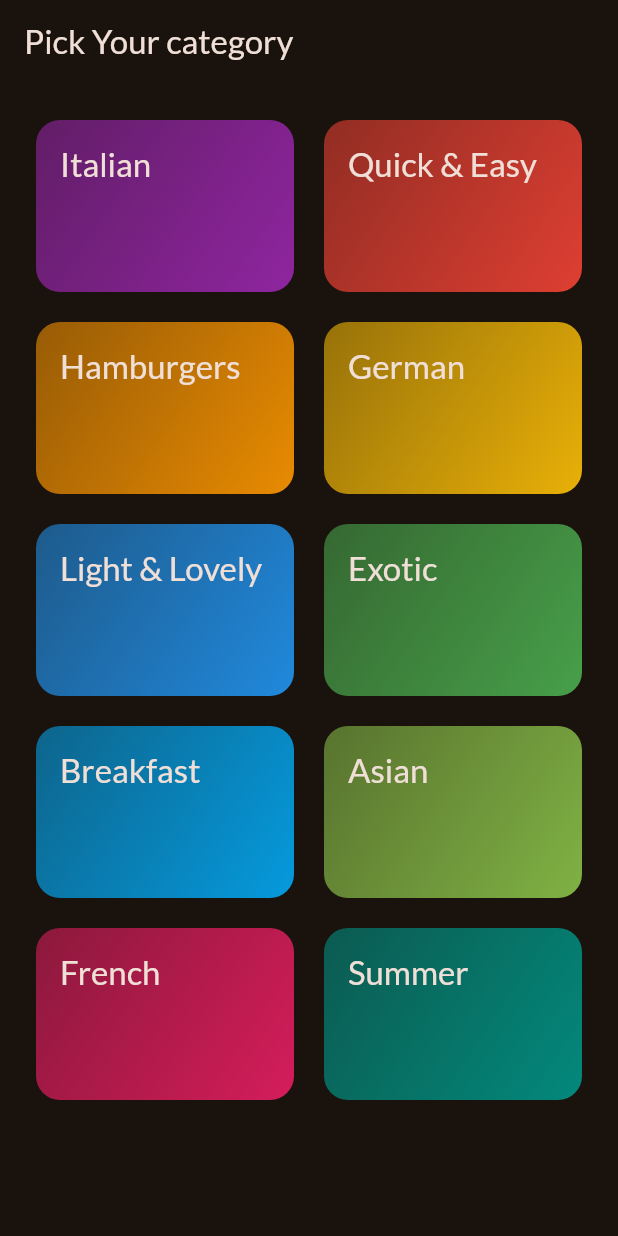
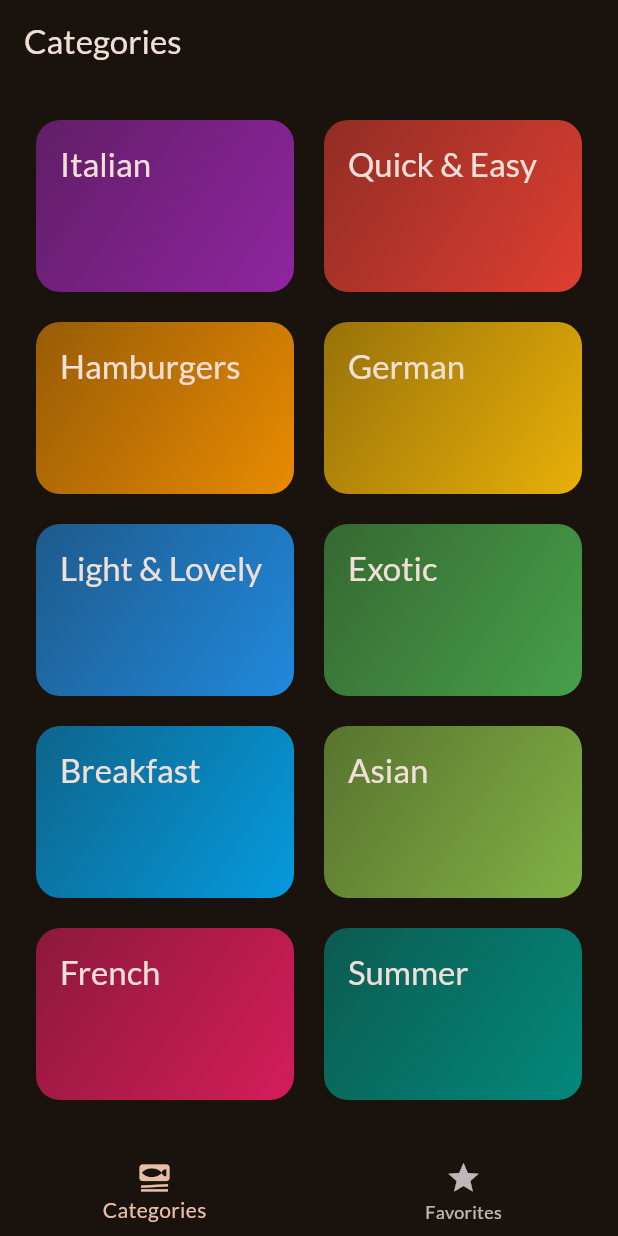
Before and after one commit to Ma7moud-BA/meals_app, a Flutter app: the screen it shows after launch, on a phone screen of 412 x 824 dp. Run offline on Flutter 3.47's test engine with Material 3 defaults, Android fonts, the phone set to English and light mode, and no system bars; our stand-ins replace google_fonts, transparent_image.

Commit message:
Bottom Navigation Bar setup

```diff
--- a/lib/main.dart
+++ b/lib/main.dart
@@ -2,6 +2,7 @@ import 'package:flutter/material.dart';
 
 import 'package:google_fonts/google_fonts.dart';
 import 'package:meals_app/screens/categories.dart';
+import 'package:meals_app/screens/tabs.dart';
 
 final theme = ThemeData(
   useMaterial3: true,
@@ -23,7 +24,7 @@ class App extends StatelessWidget {
   Widget build(BuildContext context) {
     return MaterialApp(
       theme: theme,
-      home: CategoriesScreen(),
+      home: TabsScreen(),
     );
   }
 }
--- a/lib/screens/categories.dart
+++ b/lib/screens/categories.dart
@@ -25,13 +25,7 @@ class CategoriesScreen extends StatelessWidget {
 
   @override
   Widget build(BuildContext context) {
-    return Scaffold(
-      appBar: AppBar(
-        title: const Text(
-          'Pick Your category',
-        ),
-      ),
-      body: GridView(
+    return GridView(
       padding: const EdgeInsets.all(24),
       gridDelegate: const SliverGridDelegateWithFixedCrossAxisCount(
           crossAxisCount: 2,
@@ -46,7 +40,6 @@ class CategoriesScreen extends StatelessWidget {
                 _selectCategory(context, category);
               }),
       ],
-      ),
     );
   }
 }
--- a/lib/screens/meals.dart
+++ b/lib/screens/meals.dart
@@ -4,9 +4,9 @@ import 'package:meals_app/screens/meal_details.dart';
 import 'package:meals_app/widgets/meal_item.dart';
 
 class MealsScreen extends StatelessWidget {
-  const MealsScreen({super.key, required this.title, required this.meals});
+  const MealsScreen({super.key, this.title, required this.meals});
 
-  final String title;
+  final String? title;
   final List<Meal> meals;
 
   void selectMeal(BuildContext context, Meal meal) {
@@ -47,9 +47,17 @@ class MealsScreen extends StatelessWidget {
         ),
       );
     }
+
+// this step is to conditionally render the Scaffold widget - since the meals screen now lives inside the tabs screen there will be two Scaffolds inside each other therefore two appBars so this is will lead to a bad UI.
+// one solution is to remove the appBar and Scaffold widget but we can;t since the meals screen is accessed in another location in the app not just from the tabs screen.
+//  so know when we set the activePage in the meals screen we don't pass the title, this will prevent rendering the appBar twice.
+    if (title == null) {
+      return content;
+    }
+
     return Scaffold(
       appBar: AppBar(
-        title: Text(title),
+        title: Text(title!),
       ),
       body: content,
     );
--- /dev/null
+++ b/lib/screens/tabs.dart
@@ -0,0 +1,48 @@
+import 'package:flutter/material.dart';
+import 'package:meals_app/screens/categories.dart';
+import 'package:meals_app/screens/meals.dart';
+
+class TabsScreen extends StatefulWidget {
+  const TabsScreen({super.key});
+
+  @override
+  State<TabsScreen> createState() {
+    return _TabsScreenState();
+  }
+}
+
+class _TabsScreenState extends State<TabsScreen> {
+  int _selectedPageIndex = 0;
+
+  void _selectPage(int index) {
+    setState(() {
+      _selectedPageIndex = index;
+    });
+  }
+
+  @override
+  Widget build(BuildContext context) {
+    Widget activePage = const CategoriesScreen();
+    var activePageTitle = 'Categories';
+    if (_selectedPageIndex == 1) {
+      activePage = MealsScreen(meals: []);
+      activePageTitle = "Your Favorites";
+    }
+
+    return Scaffold(
+      appBar: AppBar(
+        title: Text(activePageTitle),
+      ),
+      body: activePage,
+      bottomNavigationBar: BottomNavigationBar(
+        onTap: _selectPage,
+        currentIndex: _selectedPageIndex,
+        items: [
+          BottomNavigationBarItem(
+              icon: Icon(Icons.set_meal), label: 'Categories'),
+          BottomNavigationBarItem(icon: Icon(Icons.star), label: "Favorites"),
+        ],
+      ),
+    );
+  }
+}
```
Lines whose indentation alone changed are shown as unchanged.
